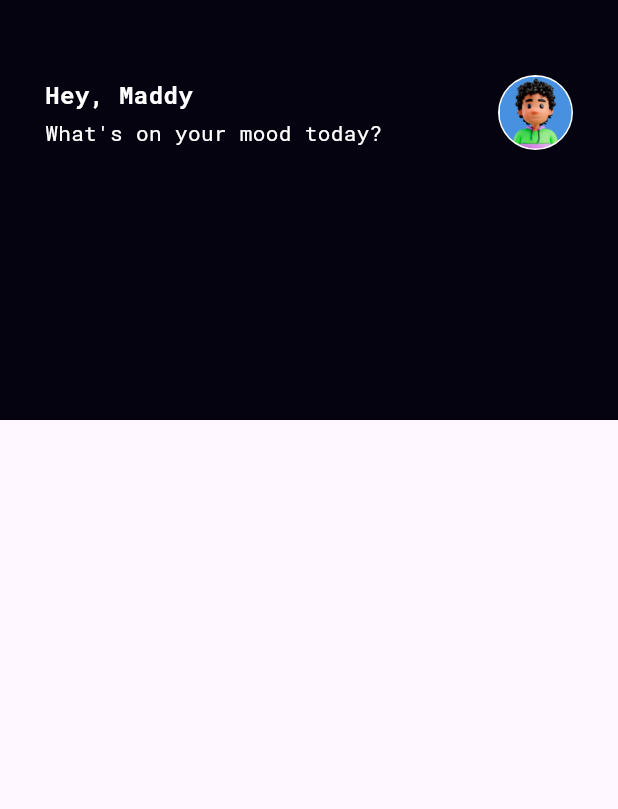
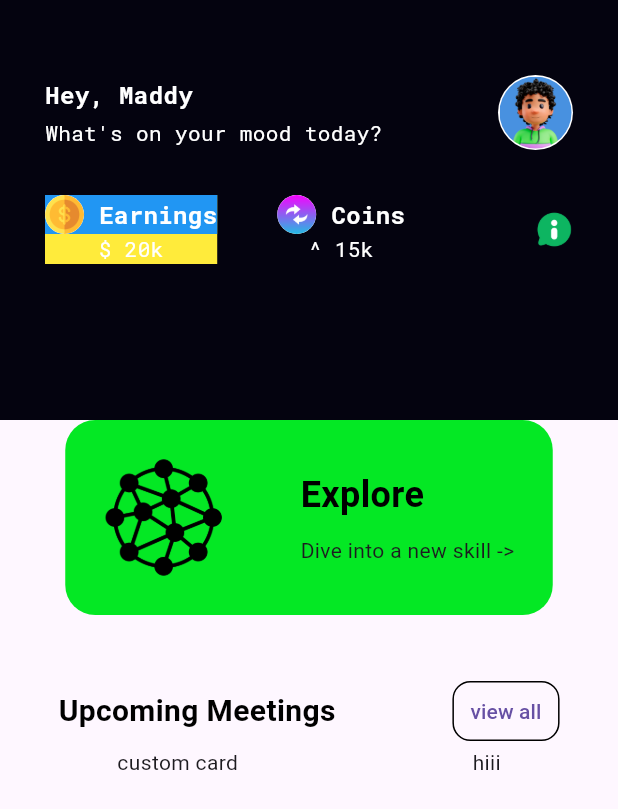
Before and after one commit to credes-me/skillo, a Flutter app: the screen it shows after launch, on a phone screen of 412 x 824 dp. Shown: the top 809 px of the screen. Run offline on Flutter 3.47's test engine with Material 3 defaults, Android fonts, the phone set to English and light mode, and no system bars; our stand-ins replace google_fonts.

Commit message:
akhil changes

```diff
--- a/lib/screens/HomeScreen.dart
+++ b/lib/screens/HomeScreen.dart
@@ -3,13 +3,14 @@ import 'package:flutter/material.dart';
 import 'package:google_fonts/google_fonts.dart';
 import 'package:skillo/themes.dart';
 import 'package:skillo/uikit/ui_colors.dart';
+import "package:skillo/widgets/card.dart";
 
 class HomeScreen extends StatelessWidget {
   const HomeScreen({super.key});
 
   @override
   Widget build(BuildContext context) {
-    return  Scaffold(
+    return Scaffold(
         body: Column(
       mainAxisAlignment: MainAxisAlignment.start,
       children: [
@@ -18,7 +19,7 @@ class HomeScreen extends StatelessWidget {
           child: Container(
             color: UIColor.blackPure,
             padding: const EdgeInsets.all(30.0),
-              child:  Column(
+            child: Column(
               children: [
                 const SizedBox(
                   height: 20,
@@ -30,12 +31,15 @@ class HomeScreen extends StatelessWidget {
                     Column(
                       crossAxisAlignment: CrossAxisAlignment.start,
                       children: [
-                          Text("Hey, Maddy",style: GoogleFonts.robotoMono(textStyle:AppThemes.headlineSmall())),
+                        Text("Hey, Maddy",
+                            style: GoogleFonts.robotoMono(
+                                textStyle: AppThemes.headlineSmall())),
                         const SizedBox(height: 5),
-                          Text("What's on your mood today?",style: GoogleFonts.robotoMono(textStyle:AppThemes.bodyMedium())),
+                        Text("What's on your mood today?",
+                            style: GoogleFonts.robotoMono(
+                                textStyle: AppThemes.bodyMedium())),
                       ],
                     ),
-
                     const Stack(
                       alignment: Alignment.center,
                       children: [
@@ -46,23 +50,171 @@ class HomeScreen extends StatelessWidget {
                         CircleAvatar(
                             radius: 24,
                             backgroundColor: Colors.white,
-                              backgroundImage: AssetImage('assets/avatar.jpg')
-                          )
+                            backgroundImage: AssetImage('assets/avatar.jpg'))
                       ],
                     )
-
                   ],
                 ),
                 const SizedBox(
-                    height: 20,
+                  height: 30,
                 ),
+                // Added By Akhil Start
+                _earningCoinsIcon(context),
 
+                // Added By Akhil Start
               ],
             ),
           ),
-          )
+        ),
+        _explore(context),
+        const SizedBox(height: 40),
+        _upcomingMeetings(context),
+        _cardParent(context),
       ],
-      )
+    ));
+  }
+}
+
+Widget _earningCoinsIcon(context) {
+  return Row(
+    mainAxisAlignment: MainAxisAlignment.spaceBetween,
+    crossAxisAlignment: CrossAxisAlignment.center,
+    children: [
+      Row(
+        crossAxisAlignment: CrossAxisAlignment.center,
+        children: [
+          Container(
+            color: Colors.yellow,
+            child: Column(
+               mainAxisAlignment:MainAxisAlignment.end,
+              //  crossAxisAlignment: CrossAxisAlignment.end,
+              children: [
+                Container(
+                  color: Colors.blue,
+                  child: Row(
+                    mainAxisAlignment: MainAxisAlignment.end,
+                    // crossAxisAlignment: CrossAxisAlignment.center,
+                    children: [
+                      const CircleAvatar(
+                          radius: 13,
+                          backgroundColor: Colors.white,
+                          backgroundImage: AssetImage('assets/earnings.png')),
+                      const SizedBox(
+                        width: 10,
+                      ),
+                      Text('Earnings',
+                          style: GoogleFonts.robotoMono(
+                              textStyle: AppThemes.headlineSmall()))
+                    ],
+                  ),
+                ),
+                Align(
+                  alignment: Alignment.centerRight,
+                  child: Text('\$ 20k',
+                      style: GoogleFonts.robotoMono(
+                          textStyle: AppThemes.bodyMedium())),
+                ),
+              ],
+            ),
+          ),
+          const SizedBox(width: 40),
+          Column(
+            children: [
+              Row(
+                children: [
+                  const CircleAvatar(
+                      radius: 13,
+                      backgroundColor: Colors.white,
+                      backgroundImage: AssetImage('assets/coins.png')),
+                  const SizedBox(width: 10),
+                  Text('Coins',
+                      style: GoogleFonts.robotoMono(
+                          textStyle: AppThemes.headlineSmall())),
+                ],
+              ),
+              Text('^ 15k',
+                  style: GoogleFonts.robotoMono(
+                      textStyle: AppThemes.bodyMedium())),
+            ],
+          ),
+        ],
+      ),
+      Image.asset('assets/information.png', width: 25),
+      // const Icon(Icons.info,color: Colors.white,size: 35,),
+      // Text('Icon',style: GoogleFonts.robotoMono(textStyle:AppThemes.headlineSmall())),
+    ],
   );
 }
+
+Widget _explore(context) {
+  return SizedBox(
+    child: Container(
+      width: 325,
+      height: 130,
+      decoration: BoxDecoration(
+        borderRadius: BorderRadius.circular(20),
+        color: const Color(0xff04E824),
+      ),
+      child: Row(
+        mainAxisAlignment: MainAxisAlignment.spaceAround,
+        children: [
+          Image.asset(
+            'assets/explore.png',
+            width: 80,
+          ),
+          // SizedBox(width: 10),
+          const Column(
+            mainAxisAlignment: MainAxisAlignment.center,
+            crossAxisAlignment: CrossAxisAlignment.start,
+            children: [
+              Text(
+                'Explore',
+                style: TextStyle(
+                    fontSize: 24,
+                    fontWeight: FontWeight.bold,
+                    color: Colors.black),
+              ),
+              SizedBox(height: 10),
+              Text('Dive into a new skill ->'),
+            ],
+          ),
+        ],
+      ),
+    ),
+  );
 }
+
+Widget _upcomingMeetings(context) {
+  return Row(
+    mainAxisAlignment: MainAxisAlignment.spaceAround,
+    children: [
+      const Text(
+        'Upcoming Meetings',
+        style: TextStyle(
+            fontSize: 20, fontWeight: FontWeight.bold, color: Colors.black),
+      ),
+      TextButton(
+        onPressed: () {},
+        style: ButtonStyle(
+          shape: WidgetStateProperty.all<RoundedRectangleBorder>(
+            RoundedRectangleBorder(
+              borderRadius: BorderRadius.circular(12.0),
+              side: BorderSide(color: Colors.black),
+            ),
+          ),
+        ),
+        child: const Text('view all'),
+      ),
+    ],
+  );
+}
+
+Widget _cardParent(context) {
+  return Row(
+    mainAxisAlignment: MainAxisAlignment.spaceAround,
+    children: [
+      CustomCard(),
+      Text('hiii'),
+    ],
+  );
+}
--- /dev/null
+++ b/lib/widgets/card.dart
@@ -0,0 +1,9 @@
+import 'package:flutter/material.dart';
+
+class CustomCard extends StatelessWidget{
+  const CustomCard({super.key});
+  @override
+  Widget build(BuildContext context) {
+    return Text('custom card');
+  }
+}
```
Also changed, not shown: assets/coins.png (added), assets/earnings.png (added), assets/explore.png (added), assets/information.png (added), pubspec.lock. Lines whose indentation alone changed are shown as unchanged.
